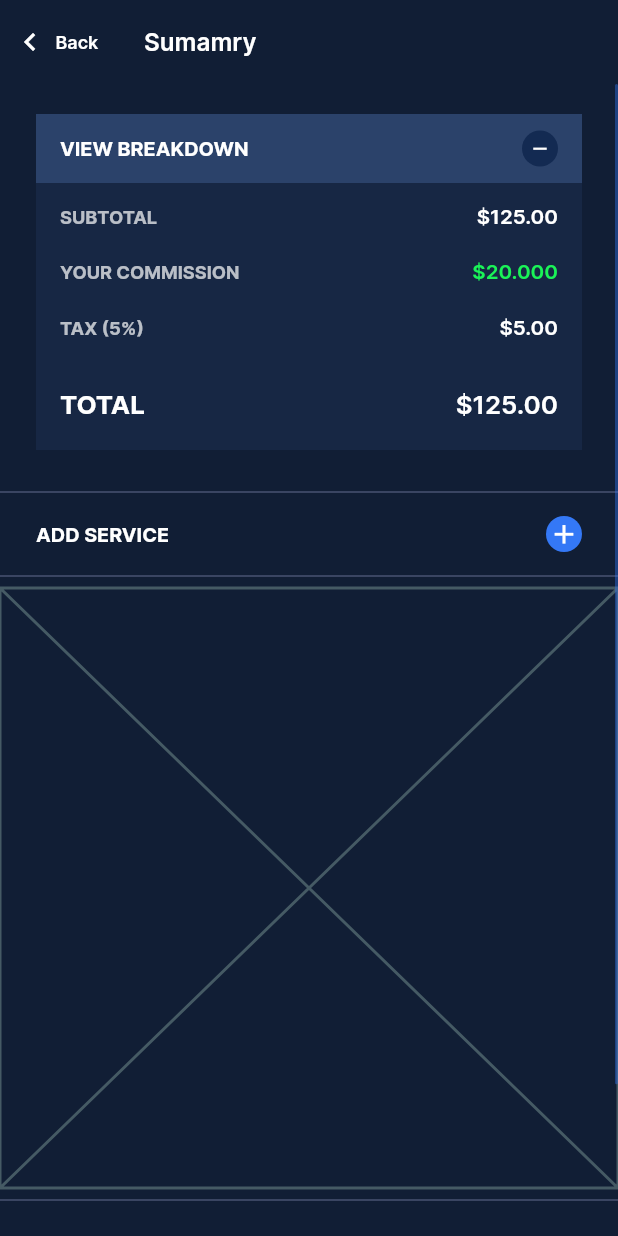
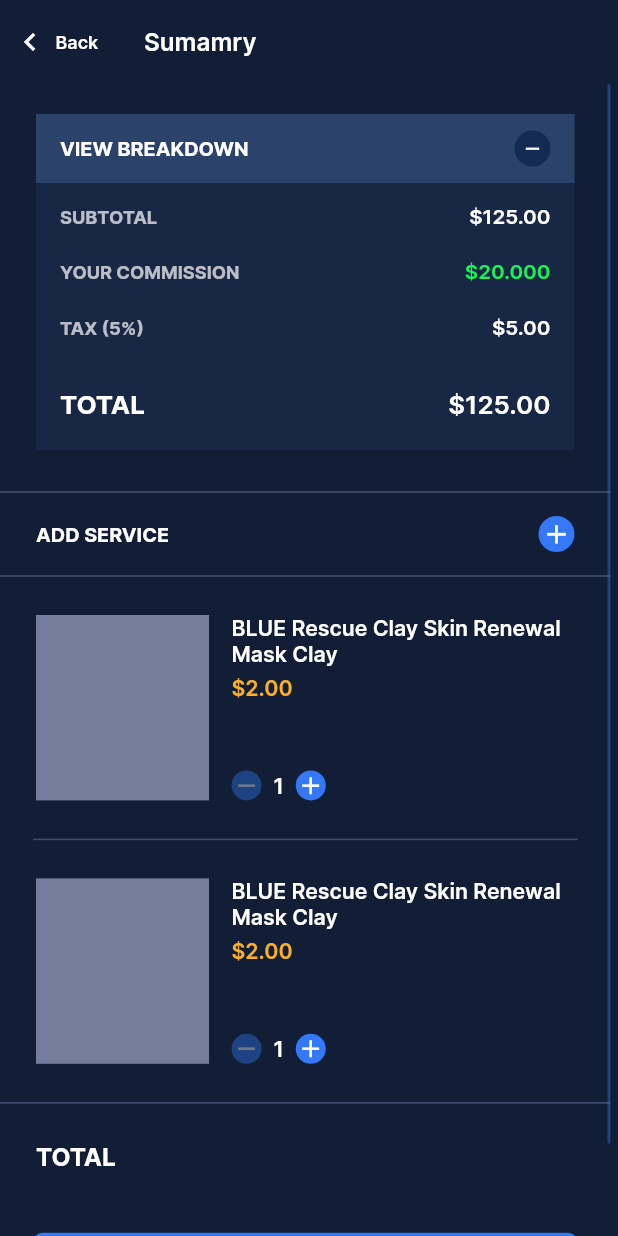
Before and after one commit to DauduVictor/ac-t, a Flutter app: the SummaryScreen screen opened by its route, on a phone screen of 412 x 824 dp. Run offline on Flutter 3.47's test engine with Material 3 defaults, Android fonts, the light colour scheme and no system bars; our stand-ins replace flutter_animate, flutter_hooks, flutter_screenutil, iconsax.

Commit message:
added all screens

```diff
--- a/lib/main.dart
+++ b/lib/main.dart
@@ -19,7 +19,7 @@ class MyApp extends StatelessWidget {
           return MaterialApp(
             debugShowCheckedModeBanner: false,
             title: 'Acumen Test',
-            initialRoute: SummaryScreen.id,
+            initialRoute: SplashScreen.id,
             theme: AppTheme.themeData,
             routes: {
               SplashScreen.id: (context) => const SplashScreen(),
--- a/lib/ui/screens/summary_screen.dart
+++ b/lib/ui/screens/summary_screen.dart
@@ -45,7 +45,9 @@ class SummaryScreen extends StatelessWidget {
           ),
         ),
       ),
-      body: RawScrollbar(
+      body: Padding(
+        padding: const EdgeInsets.only(right: 5),
+        child: RawScrollbar(
           thumbVisibility: true,
           thumbColor: AppColors.primaryColor.withOpacity(0.4),
           radius: const Radius.circular(5.0),
@@ -156,14 +158,18 @@ class SummaryScreen extends StatelessWidget {
                   color: AppColors.strokeColor,
                   thickness: 1.1,
                 ),
-              ListView.builder(
+                ListView.separated(
                   physics: const NeverScrollableScrollPhysics(),
-                itemCount: 1,
-                padding: const EdgeInsets.symmetric(horizontal: 0),
+                  itemCount: 2,
+                  padding: const EdgeInsets.all(0),
                   shrinkWrap: true,
-                itemBuilder: (context, index) {
-                  return const SummaryProductWidget();
-                },
+                  itemBuilder: (context, index) => const SummaryProductWidget(),
+                  separatorBuilder: (context, index) => Divider(
+                    color: AppColors.strokeColor,
+                    indent: 20.w,
+                    endIndent: 20.w,
+                    thickness: 1,
+                  ),
                 ),
                 const Divider(
                   color: AppColors.strokeColor,
@@ -189,8 +195,10 @@ class SummaryScreen extends StatelessWidget {
                   label: 'Proceed to Payment',
                   width: mqr.width * 0.88,
                   onPressed: () {},
-              )
+                ),
+                SizedBox(height: MediaQuery.of(context).padding.bottom + 15.h),
               ],
+            ),
           ),
         ),
       ),
@@ -259,6 +267,91 @@ class SummaryProductWidget extends StatelessWidget {
 
   @override
   Widget build(BuildContext context) {
-    return const Placeholder();
+    final mqr = MediaQuery.of(context).size;
+    final textTheme = Theme.of(context).textTheme;
+    final itemNo = ValueNotifier(1);
+    return Container(
+      height: mqr.width * 0.3,
+      padding: const EdgeInsets.symmetric(horizontal: 24),
+      margin: const EdgeInsets.symmetric(vertical: 18),
+      child: Row(
+        children: [
+          Container(
+            width: mqr.width * 0.28,
+            color: AppColors.greyColor,
+          ),
+          const SizedBox(width: 15),
+          Expanded(
+            child: Column(
+              crossAxisAlignment: CrossAxisAlignment.start,
+              children: [
+                Text(
+                  'BLUE Rescue Clay Skin Renewal Mask Clay ',
+                  style: textTheme.bodyMedium!.copyWith(
+                    fontWeight: FontWeight.w600,
+                  ),
+                ),
+                const SizedBox(height: 6),
+                Text(
+                  '\$2.00 ',
+                  style: textTheme.bodyMedium!.copyWith(
+                    fontWeight: FontWeight.w600,
+                    color: AppColors.goldColor,
+                  ),
+                ),
+                const Spacer(),
+                ValueListenableBuilder(
+                  valueListenable: itemNo,
+                  builder: (context, val, _) {
+                    return Row(
+                      children: [
+                        Opacity(
+                          opacity: val > 1 ? 1 : 0.4,
+                          child: GestureDetector(
+                            onTap: () {
+                              if (val > 1) itemNo.value--;
+                            },
+                            child: const CircleAvatar(
+                              radius: 10,
+                              backgroundColor: AppColors.primaryColor,
+                              child: Icon(
+                                Icons.remove,
+                                color: AppColors.whiteColor,
+                                size: 19,
+                              ),
+                            ),
+                          ),
+                        ),
+                        Padding(
+                          padding: const EdgeInsets.symmetric(horizontal: 8),
+                          child: Text(
+                            '${itemNo.value}',
+                            style: textTheme.bodyMedium!.copyWith(
+                              fontWeight: FontWeight.w600,
+                            ),
+                          ),
+                        ),
+                        GestureDetector(
+                          onTap: () => itemNo.value++,
+                          child: const CircleAvatar(
+                            radius: 10,
+                            backgroundColor: AppColors.primaryColor,
+                            child: Icon(
+                              Icons.add,
+                              color: AppColors.whiteColor,
+                              size: 19,
+                            ),
+                          ),
+                        ),
+                      ],
+                    );
+                  },
+                ),
+              ],
+            ),
+          ),
+        ],
+      ),
+    );
   }
 }
```
Also changed, not shown: 1 other file. Lines whose indentation alone changed are shown as unchanged.
